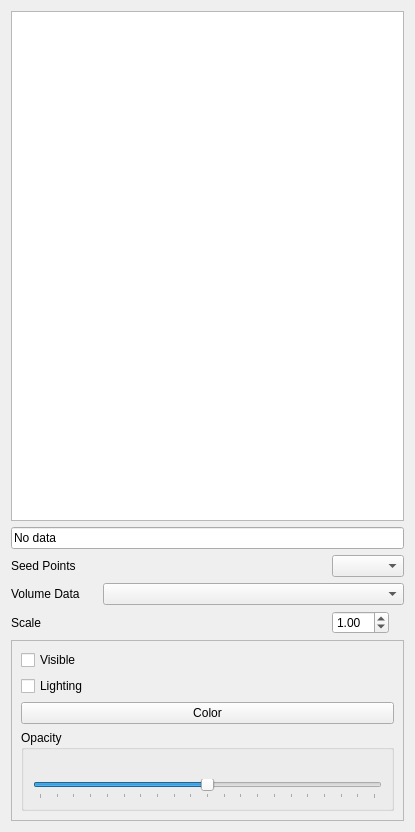
BackupTheBerlios/viste-tool-svn, file branches/myusufoglu/plugins/stable/VectorVisualization/vectorvisualization.ui: the form before one commit.
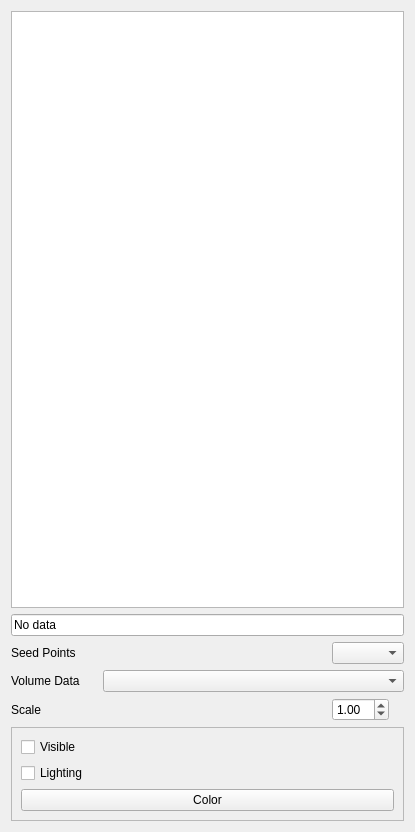
The form after the commit.

Commit message: Vector Visualisation Plugin changes for stability.

```diff
--- a/branches/myusufoglu/plugins/stable/VectorVisualization/vectorvisualization.ui
+++ b/branches/myusufoglu/plugins/stable/VectorVisualization/vectorvisualization.ui
@@ -150,56 +150,6 @@
         </property>
        </widget>
       </item>
-      <item>
-       <widget class="QGroupBox" name="groupBox">
-        <property name="title">
-         <string>Opacity</string>
-        </property>
-        <layout class="QVBoxLayout" name="verticalLayout_3">
-         <item>
-          <widget class="QLabel" name="opacityLabel">
-           <property name="text">
-            <string/>
-           </property>
-           <property name="scaledContents">
-            <bool>true</bool>
-           </property>
-           <property name="alignment">
-            <set>Qt::AlignCenter</set>
-           </property>
-           <property name="openExternalLinks">
-            <bool>false</bool>
-           </property>
-          </widget>
-         </item>
-         <item>
-          <widget class="QSlider" name="opacitySlider">
-           <property name="minimum">
-            <number>0</number>
-           </property>
-           <property name="maximum">
-            <number>100</number>
-           </property>
-           <property name="singleStep">
-            <number>2</number>
-           </property>
-           <property name="value">
-            <number>50</number>
-           </property>
-           <property name="orientation">
-            <enum>Qt::Horizontal</enum>
-           </property>
-           <property name="tickPosition">
-            <enum>QSlider::TicksBelow</enum>
-           </property>
-           <property name="tickInterval">
-            <number>5</number>
-           </property>
-          </widget>
-         </item>
-        </layout>
-       </widget>
-      </item>
      </layout>
     </widget>
    </item>
```
The commit also changes 2 other files.
